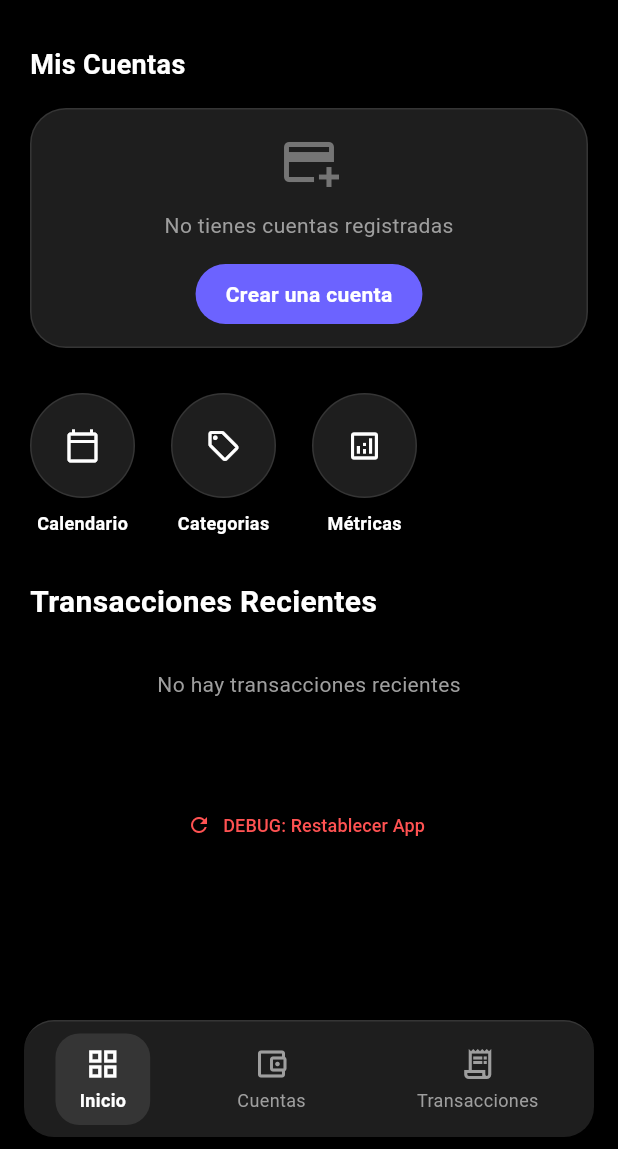
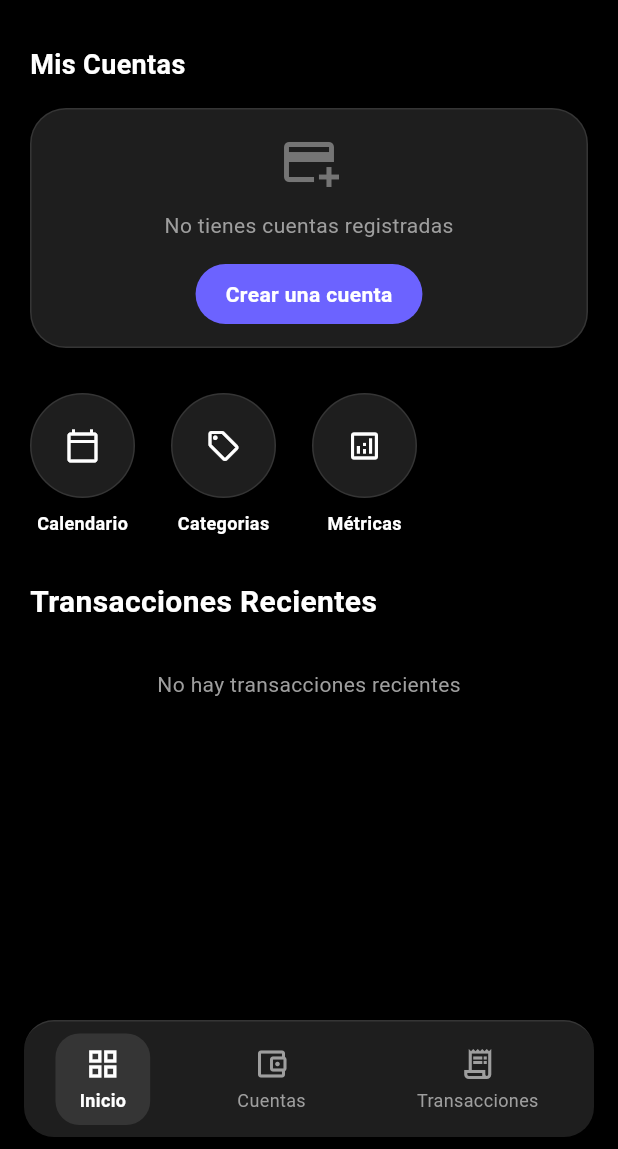
Before and after one commit to gustavosantaella/sigefip, a Flutter app: the screen it shows after launch, on a phone screen of 412 x 824 dp, the part 87-1236 px from its top. Run offline on Flutter 3.47's test engine with Material 3 defaults, Android fonts, the phone set to English and light mode, and no system bars; our stand-ins replace flutter_secure_storage, image_picker.

```diff
--- a/lib/modules/screens/home/widgets/home_dashboard.dart
+++ b/lib/modules/screens/home/widgets/home_dashboard.dart
@@ -128,31 +128,6 @@ class _HomeDashboardState extends State<HomeDashboard> {
               ),
             ),
           const SizedBox(height: 40),
-          Center(
-            child: TextButton.icon(
-              onPressed: () async {
-                await StorageService.instance.deleteAll();
-                dataSyncNotifier.notifyAccountChange();
-                dataSyncNotifier.notifyTransactionChange();
-                dataSyncNotifier.notifyCategoryChange();
-                if (context.mounted) {
-                  ScaffoldMessenger.of(context).showSnackBar(
-                    const SnackBar(content: Text('Aplicación restablecida')),
-                  );
-                }
-              },
-              icon: const Icon(
-                Icons.refresh,
-                color: Colors.redAccent,
-                size: 16,
-              ),
-              label: const Text(
-                'DEBUG: Restablecer App',
-                style: TextStyle(color: Colors.redAccent, fontSize: 12),
-              ),
-            ),
-          ),
-          const SizedBox(height: 20),
         ],
       ),
     );
```
